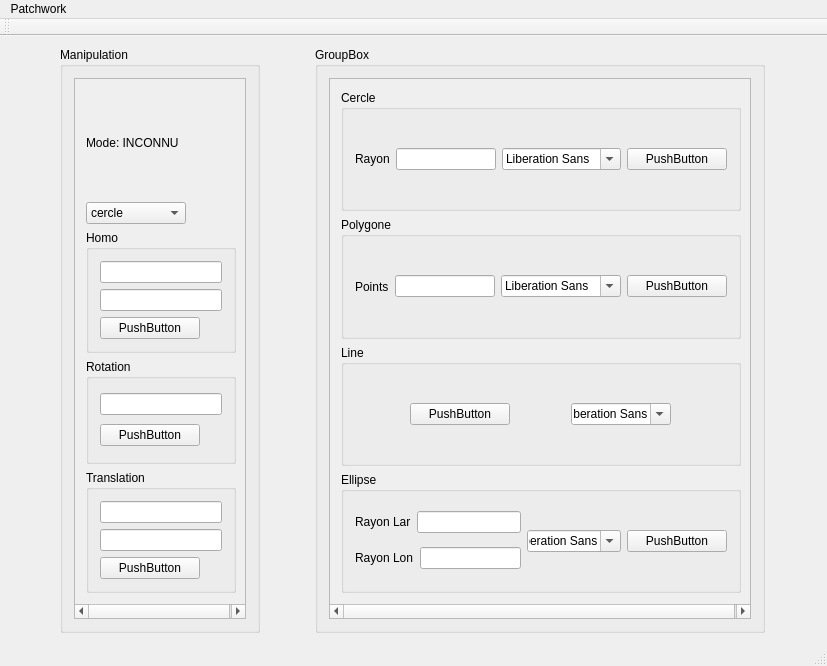
Before: the Qt Designer form PatchWork/gui/patchworkGui/mainwindow.ui in Erakieljj/MLV_Project_cpp, drawn with Qt 5.
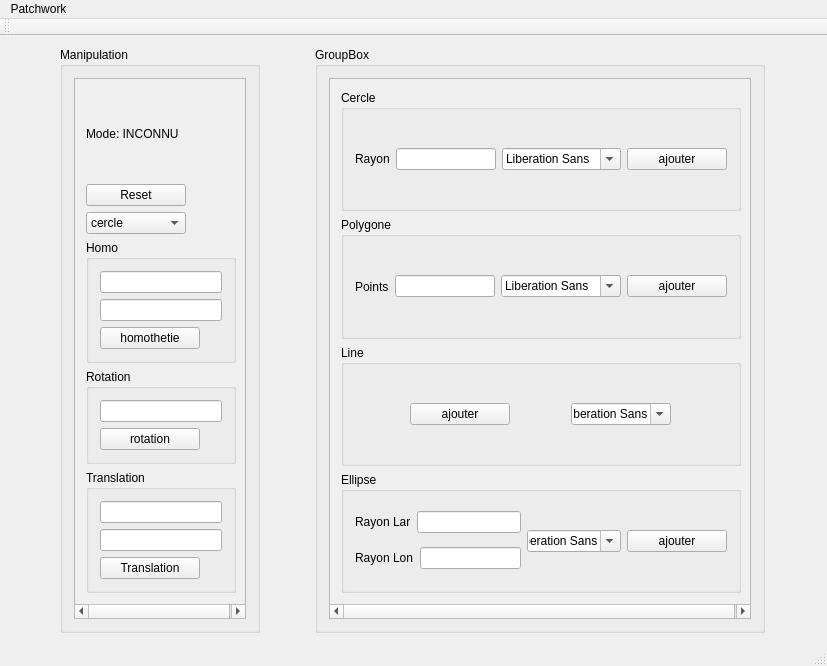
After: the same form once the commit is applied.

Patch:
```diff
--- a/PatchWork/gui/patchworkGui/mainwindow.ui
+++ b/PatchWork/gui/patchworkGui/mainwindow.ui
@@ -49,6 +49,25 @@
              </property>
             </widget>
            </item>
+           <item>
+            <widget class="QPushButton" name="buttonReset">
+             <property name="minimumSize">
+              <size>
+               <width>100</width>
+               <height>0</height>
+              </size>
+             </property>
+             <property name="maximumSize">
+              <size>
+               <width>100</width>
+               <height>16777215</height>
+              </size>
+             </property>
+             <property name="text">
+              <string>Reset</string>
+             </property>
+            </widget>
+           </item>
            <item>
             <widget class="QComboBox" name="comboBox">
              <property name="minimumSize">
@@ -144,7 +163,7 @@
                  </size>
                 </property>
                 <property name="text">
-                 <string>PushButton</string>
+                 <string>homothetie</string>
                 </property>
                </widget>
               </item>
@@ -200,7 +219,7 @@
                  </size>
                 </property>
                 <property name="text">
-                 <string>PushButton</string>
+                 <string>rotation</string>
                 </property>
                </widget>
               </item>
@@ -266,7 +285,7 @@
                  </size>
                 </property>
                 <property name="text">
-                 <string>PushButton</string>
+                 <string>Translation</string>
                 </property>
                </widget>
               </item>
@@ -379,7 +398,7 @@
                  </size>
                 </property>
                 <property name="text">
-                 <string>PushButton</string>
+                 <string>ajouter</string>
                 </property>
                </widget>
               </item>
@@ -450,7 +469,7 @@
                  </size>
                 </property>
                 <property name="text">
-                 <string>PushButton</string>
+                 <string>ajouter</string>
                 </property>
                </widget>
               </item>
@@ -490,7 +509,7 @@
                  </size>
                 </property>
                 <property name="text">
-                 <string>PushButton</string>
+                 <string>ajouter</string>
                 </property>
                </widget>
               </item>
@@ -598,7 +617,7 @@
                  </size>
                 </property>
                 <property name="text">
-                 <string>PushButton</string>
+                 <string>ajouter</string>
                 </property>
                </widget>
               </item>
```
Left out of the diff: 6 changed lines with no effect on the pictures.
